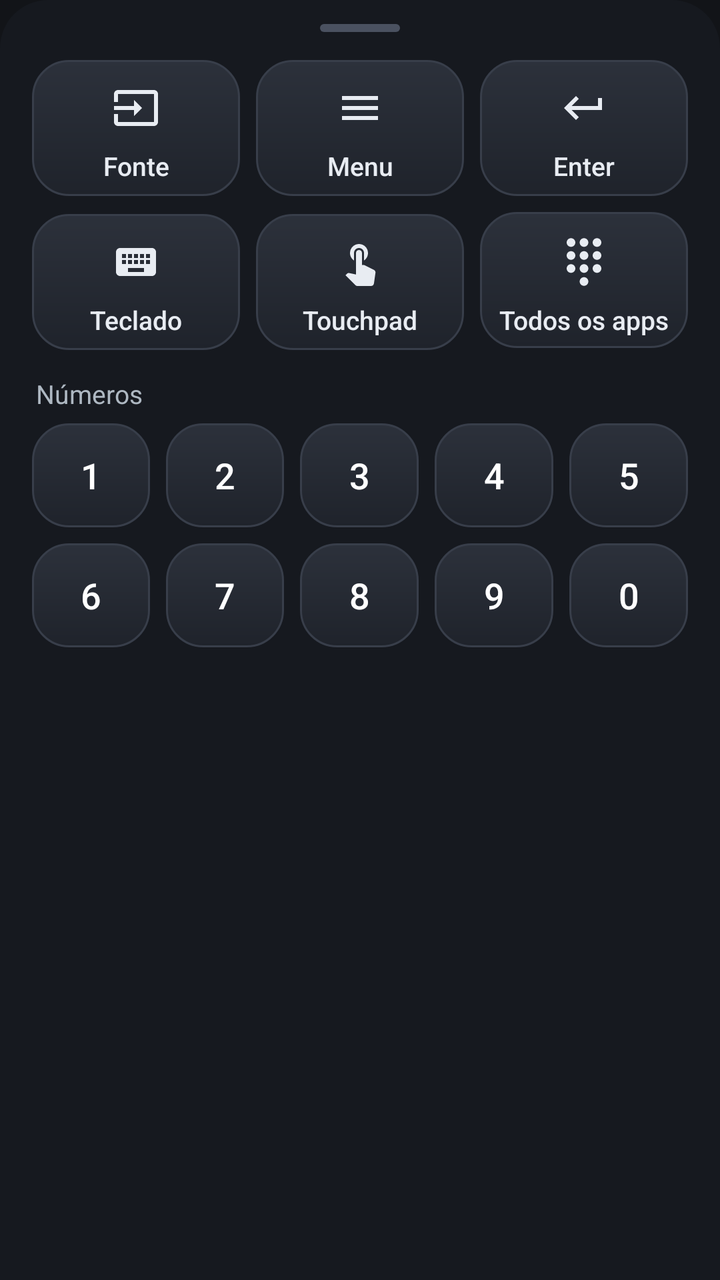
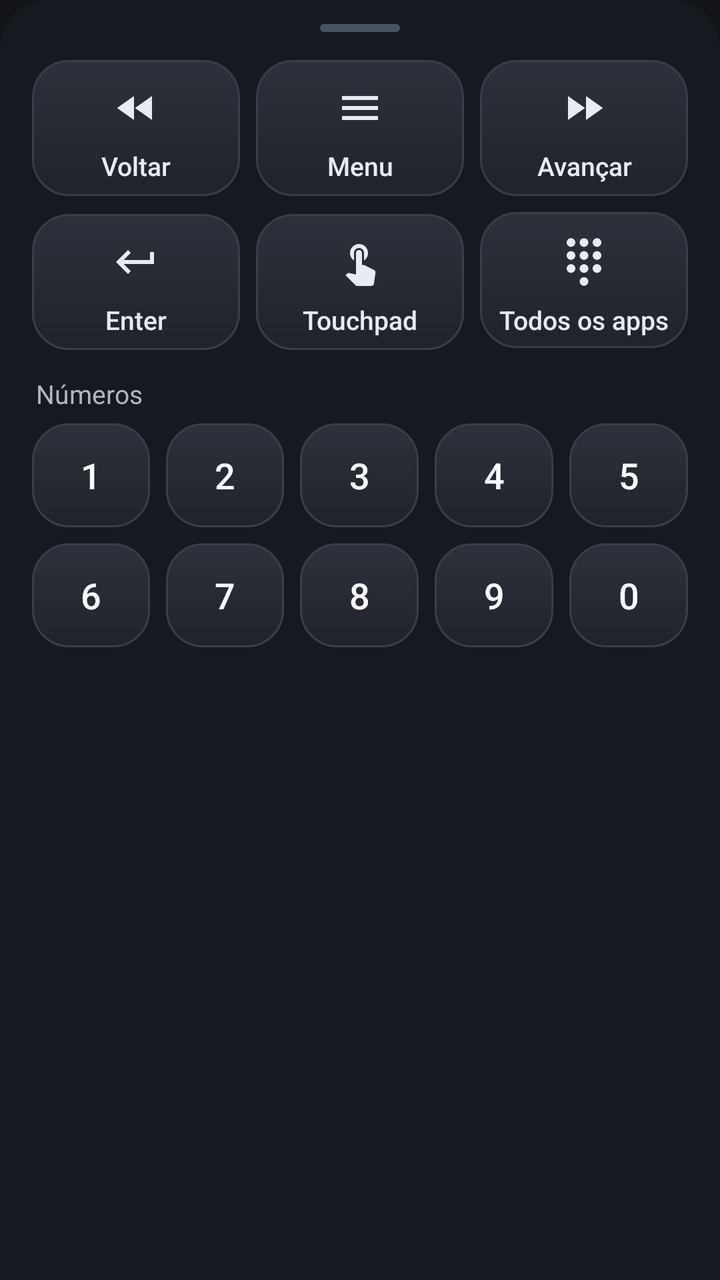

The first picture is an Android layout as it rendered before a commit; the second is the same layout after the commit. The layout source and the unified diff follow.
<!-- AndroidManifest.xml: application theme AppTheme -->
<!-- res/layout/more.xml -->
<?xml version="1.0" encoding="utf-8"?>
<LinearLayout xmlns:android="http://schemas.android.com/apk/res/android" android:layout_width="match_parent"
    android:layout_height="wrap_content" android:orientation="vertical" android:padding="12dp" android:background="@drawable/sheet_bg">
    <View android:layout_width="40dp" android:layout_height="4dp" android:layout_gravity="center_horizontal"
        android:layout_marginBottom="10dp" android:background="@drawable/grabber" />
    <LinearLayout style="@style/Row">
        <Button style="@style/SheetKey" android:tag="KEY_SOURCE" android:drawableTop="@drawable/ic_input" android:text="Fonte" />
        <Button style="@style/SheetKey" android:tag="KEY_MENU" android:drawableTop="@drawable/ic_menu" android:text="Menu" />
        <Button style="@style/SheetKey" android:tag="KEY_ENTER" android:drawableTop="@drawable/ic_enter" android:text="Enter" />
    </LinearLayout>
    <LinearLayout style="@style/Row">
        <Button style="@style/SheetKey" android:id="@+id/mKeyboard" android:drawableTop="@drawable/ic_keyboard" android:text="Teclado" />
        <Button style="@style/SheetKey" android:id="@+id/mPad" android:drawableTop="@drawable/ic_touch" android:text="Touchpad" />
        <Button style="@style/SheetKey" android:id="@+id/mApps" android:drawableTop="@drawable/ic_dialpad" android:text="Todos os apps" />
    </LinearLayout>
    <TextView android:layout_width="wrap_content" android:layout_height="wrap_content" android:layout_marginStart="6dp"
        android:layout_marginTop="10dp" android:layout_marginBottom="2dp" android:text="Números" android:textColor="#AEB8C2" android:textSize="13sp" />
    <LinearLayout style="@style/Row">
        <Button style="@style/NumKey" android:tag="KEY_1" android:text="1" />
        <Button style="@style/NumKey" android:tag="KEY_2" android:text="2" />
        <Button style="@style/NumKey" android:tag="KEY_3" android:text="3" />
        <Button style="@style/NumKey" android:tag="KEY_4" android:text="4" />
        <Button style="@style/NumKey" android:tag="KEY_5" android:text="5" />
    </LinearLayout>
    <LinearLayout style="@style/Row">
        <Button style="@style/NumKey" android:tag="KEY_6" android:text="6" />
        <Button style="@style/NumKey" android:tag="KEY_7" android:text="7" />
        <Button style="@style/NumKey" android:tag="KEY_8" android:text="8" />
        <Button style="@style/NumKey" android:tag="KEY_9" android:text="9" />
        <Button style="@style/NumKey" android:tag="KEY_0" android:text="0" />
    </LinearLayout>
</LinearLayout>
<!-- resources referenced by this layout -->
<resources>
  <!-- drawable grabber (drawable) -->
  <?xml version="1.0" encoding="utf-8"?>
  <shape xmlns:android="http://schemas.android.com/apk/res/android"><solid android:color="#4A5160" /><corners android:radius="2dp" /></shape>
  <!-- drawable ic_enter (drawable) -->
  <vector xmlns:android="http://schemas.android.com/apk/res/android" android:width="24dp" android:height="24dp" android:viewportWidth="24" android:viewportHeight="24">
      <path android:fillColor="#E8ECF2" android:pathData="M19,7v4H5.83l3.58,-3.59L8,6l-6,6 6,6 1.41,-1.41L5.830,13H21V7z" />
  </vector>
  <!-- drawable ic_input (drawable) -->
  <vector xmlns:android="http://schemas.android.com/apk/res/android" android:width="24dp" android:height="24dp" android:viewportWidth="24" android:viewportHeight="24">
      <path android:fillColor="#E8ECF2" android:pathData="M21,3.01H3c-1.1,0 -2,0.9 -2,2V9h2V4.99h18v14.03H3V15H1v4.01c0,1.1 0.9,1.98 2,1.98h18c1.1,0 2,-0.88 2,-1.98v-14c0,-1.11 -0.9,-2 -2,-2zM11,16l4,-4 -4,-4v3H1v2h10v3z" />
  </vector>
  <!-- drawable ic_keyboard (drawable) -->
  <vector xmlns:android="http://schemas.android.com/apk/res/android" android:width="24dp" android:height="24dp" android:viewportWidth="24" android:viewportHeight="24">
      <path android:fillColor="#E8ECF2" android:pathData="M20,5H4c-1.1,0 -1.99,0.9 -1.99,2L2,17c0,1.1 0.9,2 2,2h16c1.1,0 2,-0.9 2,-2V7c0,-1.1 -0.9,-2 -2,-2zM11,8h2v2h-2V8zM11,11h2v2h-2v-2zM8,8h2v2H8V8zM8,11h2v2H8v-2zM7,13H5v-2h2v2zM7,10H5V8h2v2zM16,17H8v-2h8v2zM16,13h-2v-2h2v2zM16,10h-2V8h2v2zM19,13h-2v-2h2v2zM19,10h-2V8h2v2z" />
  </vector>
  <!-- drawable ic_menu (drawable) -->
  <vector xmlns:android="http://schemas.android.com/apk/res/android" android:width="24dp" android:height="24dp" android:viewportWidth="24" android:viewportHeight="24">
      <path android:fillColor="#E8ECF2" android:pathData="M3,18h18v-2H3v2zM3,13h18v-2H3v2zM3,6v2h18V6H3z" />
  </vector>
  <!-- drawable sheet_bg (drawable) -->
  <?xml version="1.0" encoding="utf-8"?>
  <shape xmlns:android="http://schemas.android.com/apk/res/android"><solid android:color="#16191F" /><corners android:topLeftRadius="24dp" android:topRightRadius="24dp" /></shape>
  <style name="NumKey" parent="Btn">
          <item name="android:layout_margin">4dp</item>
          <item name="android:layout_height">52dp</item>
          <item name="android:textSize">18sp</item>
      </style>
  <style name="Row">
          <item name="android:layout_width">match_parent</item>
          <item name="android:layout_height">wrap_content</item>
          <item name="android:orientation">horizontal</item>
      </style>
  <style name="SheetKey" parent="LabelBtn">
          <item name="android:layout_margin">4dp</item>
          <item name="android:layout_height">68dp</item>
          <item name="android:textSize">13sp</item>
          <item name="android:textColor">#E8ECF2</item>
          <item name="android:paddingTop">12dp</item>
      </style>
  <style name="AppTheme" parent="android:Theme.DeviceDefault.NoActionBar">
          <item name="android:windowBackground">#121418</item>
          <item name="android:statusBarColor">#121418</item>
          <item name="android:navigationBarColor">#121418</item>
      </style>
  <style name="LabelBtn" parent="Btn">
          <item name="android:textSize">12sp</item>
          <item name="android:textColor">#B0BEC5</item>
          <item name="android:paddingTop">10dp</item>
          <item name="android:drawablePadding">2dp</item>
      </style>
  <!-- drawable btn (drawable) -->
  <?xml version="1.0" encoding="utf-8"?>
  <ripple xmlns:android="http://schemas.android.com/apk/res/android" android:color="#33FFFFFF">
      <item>
          <shape android:shape="rectangle">
              <gradient android:angle="270" android:startColor="#2C313B" android:endColor="#1F232B" />
              <stroke android:width="1dp" android:color="#383E4A" />
              <corners android:radius="18dp" />
          </shape>
      </item>
  </ripple>
  <!-- unchanged entries left out for length: 3 -->
</resources>

<!-- the commit's change to res/layout/more.xml (unified diff, before → after) -->
@@ -4,12 +4,12 @@
     <View android:layout_width="40dp" android:layout_height="4dp" android:layout_gravity="center_horizontal"
         android:layout_marginBottom="10dp" android:background="@drawable/grabber" />
     <LinearLayout style="@style/Row">
-        <Button style="@style/SheetKey" android:tag="KEY_SOURCE" android:drawableTop="@drawable/ic_input" android:text="Fonte" />
+        <Button style="@style/SheetKey" android:tag="KEY_REWIND" android:drawableTop="@drawable/ic_rewind" android:text="Voltar" />
         <Button style="@style/SheetKey" android:tag="KEY_MENU" android:drawableTop="@drawable/ic_menu" android:text="Menu" />
-        <Button style="@style/SheetKey" android:tag="KEY_ENTER" android:drawableTop="@drawable/ic_enter" android:text="Enter" />
+        <Button style="@style/SheetKey" android:tag="KEY_FF" android:drawableTop="@drawable/ic_forward" android:text="Avançar" />
     </LinearLayout>
     <LinearLayout style="@style/Row">
-        <Button style="@style/SheetKey" android:id="@+id/mKeyboard" android:drawableTop="@drawable/ic_keyboard" android:text="Teclado" />
+        <Button style="@style/SheetKey" android:tag="KEY_ENTER" android:drawableTop="@drawable/ic_enter" android:text="Enter" />
         <Button style="@style/SheetKey" android:id="@+id/mPad" android:drawableTop="@drawable/ic_touch" android:text="Touchpad" />
         <Button style="@style/SheetKey" android:id="@+id/mApps" android:drawableTop="@drawable/ic_dialpad" android:text="Todos os apps" />
     </LinearLayout>
<!-- resource entries referenced after the edit -->
@@ -7,17 +7,17 @@
   <vector xmlns:android="http://schemas.android.com/apk/res/android" android:width="24dp" android:height="24dp" android:viewportWidth="24" android:viewportHeight="24">
       <path android:fillColor="#E8ECF2" android:pathData="M19,7v4H5.83l3.58,-3.59L8,6l-6,6 6,6 1.41,-1.41L5.830,13H21V7z" />
   </vector>
-  <!-- drawable ic_input (drawable) -->
+  <!-- drawable ic_forward (drawable) -->
   <vector xmlns:android="http://schemas.android.com/apk/res/android" android:width="24dp" android:height="24dp" android:viewportWidth="24" android:viewportHeight="24">
-      <path android:fillColor="#E8ECF2" android:pathData="M21,3.01H3c-1.1,0 -2,0.9 -2,2V9h2V4.99h18v14.03H3V15H1v4.01c0,1.1 0.9,1.98 2,1.98h18c1.1,0 2,-0.88 2,-1.98v-14c0,-1.11 -0.9,-2 -2,-2zM11,16l4,-4 -4,-4v3H1v2h10v3z" />
-  </vector>
-  <!-- drawable ic_keyboard (drawable) -->
-  <vector xmlns:android="http://schemas.android.com/apk/res/android" android:width="24dp" android:height="24dp" android:viewportWidth="24" android:viewportHeight="24">
-      <path android:fillColor="#E8ECF2" android:pathData="M20,5H4c-1.1,0 -1.99,0.9 -1.99,2L2,17c0,1.1 0.9,2 2,2h16c1.1,0 2,-0.9 2,-2V7c0,-1.1 -0.9,-2 -2,-2zM11,8h2v2h-2V8zM11,11h2v2h-2v-2zM8,8h2v2H8V8zM8,11h2v2H8v-2zM7,13H5v-2h2v2zM7,10H5V8h2v2zM16,17H8v-2h8v2zM16,13h-2v-2h2v2zM16,10h-2V8h2v2zM19,13h-2v-2h2v2zM19,10h-2V8h2v2z" />
+      <path android:fillColor="#E8ECF2" android:pathData="M4,18l8.5,-6L4,6v12zM13,6v12l8.5,-6L13,6z" />
   </vector>
   <!-- drawable ic_menu (drawable) -->
   <vector xmlns:android="http://schemas.android.com/apk/res/android" android:width="24dp" android:height="24dp" android:viewportWidth="24" android:viewportHeight="24">
       <path android:fillColor="#E8ECF2" android:pathData="M3,18h18v-2H3v2zM3,13h18v-2H3v2zM3,6v2h18V6H3z" />
+  </vector>
+  <!-- drawable ic_rewind (drawable) -->
+  <vector xmlns:android="http://schemas.android.com/apk/res/android" android:width="24dp" android:height="24dp" android:viewportWidth="24" android:viewportHeight="24">
+      <path android:fillColor="#E8ECF2" android:pathData="M11,18V6l-8.5,6 8.5,6zM11.5,12l8.5,6V6l-8.5,6z" />
   </vector>
   <!-- drawable sheet_bg (drawable) -->
   <?xml version="1.0" encoding="utf-8"?>
